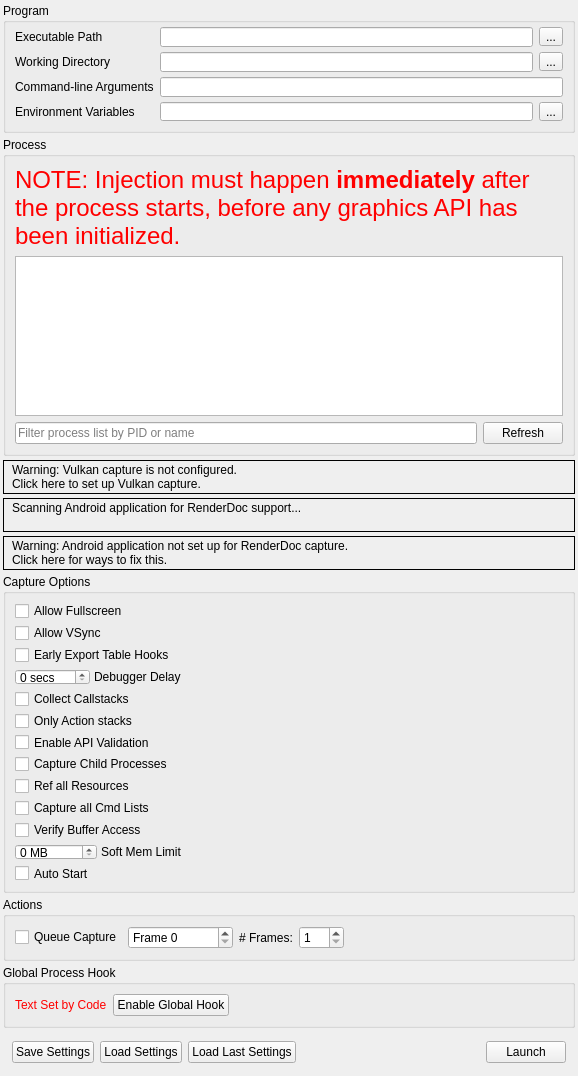
Old version of the form qrenderdoc/Windows/Dialogs/CaptureDialog.ui in the repository ahpho/renderdoc.
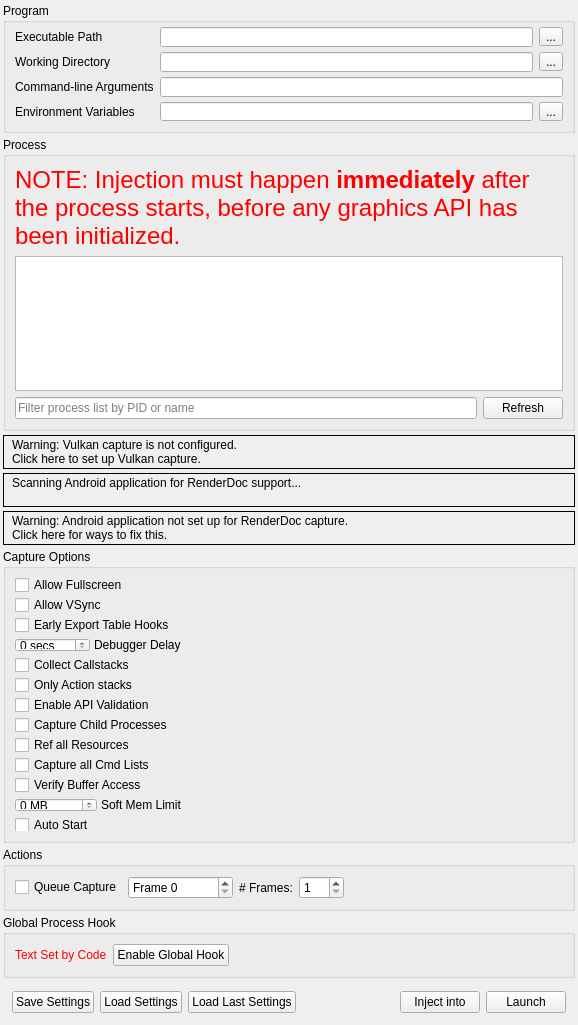
New version of the form. Icons and pictures are not drawn. Custom widgets are drawn as their Qt base class.

```diff
--- a/qrenderdoc/Windows/Dialogs/CaptureDialog.ui
+++ b/qrenderdoc/Windows/Dialogs/CaptureDialog.ui
@@ -175,15 +175,15 @@
    <item>
     <widget class="QGroupBox" name="injectGroup">
      <property name="sizePolicy">
-      <sizepolicy hsizetype="Preferred" vsizetype="Expanding">
+      <sizepolicy hsizetype="Preferred" vsizetype="Preferred">
        <horstretch>0</horstretch>
-       <verstretch>100</verstretch>
+       <verstretch>0</verstretch>
       </sizepolicy>
      </property>
      <property name="minimumSize">
       <size>
        <width>250</width>
-       <height>260</height>
+       <height>150</height>
       </size>
      </property>
      <property name="title">
@@ -245,7 +245,7 @@
       <item row="1" column="0" colspan="2">
        <widget class="QTreeView" name="processList">
         <property name="sizePolicy">
-         <sizepolicy hsizetype="Preferred" vsizetype="Expanding">
+         <sizepolicy hsizetype="Preferred" vsizetype="Preferred">
           <horstretch>0</horstretch>
           <verstretch>0</verstretch>
          </sizepolicy>
@@ -253,7 +253,13 @@
         <property name="minimumSize">
          <size>
           <width>0</width>
-          <height>100</height>
+          <height>80</height>
+         </size>
+        </property>
+        <property name="maximumSize">
+         <size>
+          <width>16777215</width>
+          <height>220</height>
          </size>
         </property>
         <property name="editTriggers">
@@ -882,6 +888,16 @@
         </property>
        </spacer>
       </item>
+      <item>
+       <widget class="QPushButton" name="injectRunning">
+        <property name="toolTip">
+         <string>Inject into a program that is already running rather than launching it here. This is the reliable way to capture a game started by a launcher: start the launcher normally, inject into the launcher's window process (Capture Child Processes is enabled for you), then start the game from the launcher.</string>
+        </property>
+        <property name="text">
+         <string>Inject into</string>
+        </property>
+       </widget>
+      </item>
       <item>
        <widget class="QPushButton" name="launch">
         <property name="toolTip">
```
Left out of the diff: 4 changed lines with no effect on the pictures.
